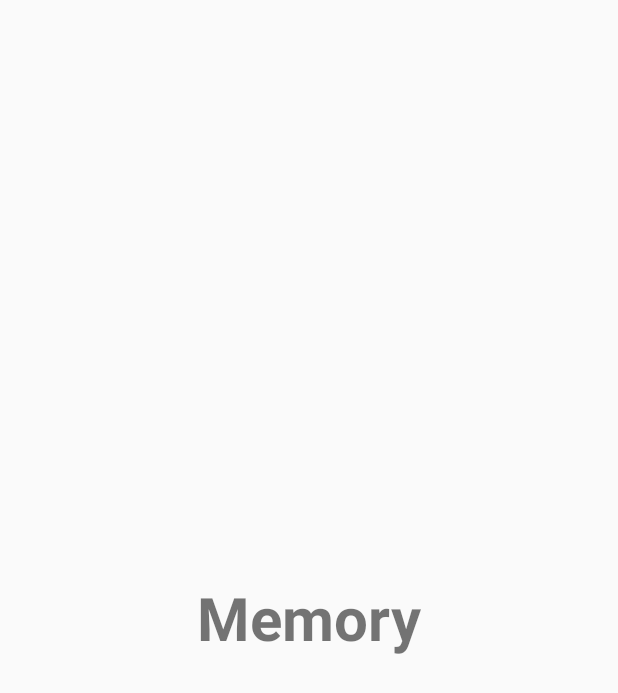
After one commit to nexusriot/PwnagotchiAndroid, an Android app: the layout fragment_memory.xml on its own in the app's theme, with its tools: preview values and no code run, on a phone screen of 412 x 824 dp. The commit adds this screen. Shown: the top 693 px of the screen. Run offline under Robolectric (Android 15) with nearby library versions, the phone set to English and light mode, and no system bars.

Commit message:
Added fragments

```diff
--- a/app/build.gradle
+++ b/app/build.gradle
@@ -27,6 +27,7 @@ dependencies {
     implementation 'androidx.appcompat:appcompat:1.1.0'
     implementation 'androidx.constraintlayout:constraintlayout:1.1.3'
     implementation group: 'com.jcraft', name: 'jsch', version: '0.1.55'
+    implementation 'com.google.android.material:material:1.0.0'
     testImplementation 'junit:junit:4.12'
     androidTestImplementation 'androidx.test.ext:junit:1.1.1'
     androidTestImplementation 'androidx.test.espresso:espresso-core:3.2.0'
--- a/app/src/main/AndroidManifest.xml
+++ b/app/src/main/AndroidManifest.xml
@@ -8,7 +8,7 @@
         android:label="@string/app_name"
         android:roundIcon="@mipmap/ic_launcher_round"
         android:supportsRtl="true"
-        android:theme="@style/AppTheme">
+        android:theme="@style/MyMaterialTheme">
         <activity android:name=".MainActivity">
             <intent-filter>
                 <action android:name="android.intent.action.MAIN" />
--- /dev/null
+++ b/app/src/main/java/dev/nexusriot/pwnagotchiandroid/MemoryData.java
@@ -0,0 +1,4 @@
+package dev.nexusriot.pwnagotchiandroid;
+
+public class MemoryData {
+}
--- /dev/null
+++ b/app/src/main/java/dev/nexusriot/pwnagotchiandroid/MeshData.java
@@ -0,0 +1,4 @@
+package dev.nexusriot.pwnagotchiandroid;
+
+public class MeshData {
+}
--- /dev/null
+++ b/app/src/main/res/layout/fragment_memory.xml
@@ -0,0 +1,15 @@
+<RelativeLayout xmlns:android="http://schemas.android.com/apk/res/android"
+    xmlns:tools="http://schemas.android.com/tools"
+    android:layout_width="match_parent"
+    android:layout_height="match_parent"
+    tools:context="dev.nexusriot.pwnagotchiandroid.fragments.MemoryFragment">
+
+    <TextView
+        android:layout_width="wrap_content"
+        android:layout_height="wrap_content"
+        android:text="@string/memory"
+        android:textSize="40sp"
+        android:textStyle="bold"
+        android:layout_centerInParent="true"/>
+
+</RelativeLayout>
--- a/app/src/main/res/values/strings.xml
+++ b/app/src/main/res/values/strings.xml
@@ -1,3 +1,7 @@
 <resources>
-    <string name="app_name">PwnagotchiAndroid</string>
+    <string name="app_name">Pwnagotchi</string>
+    <string name="hello_blank_fragment">Hello blank fragment</string>
+    <string name="map">Map</string>
+    <string name="memory">Memory</string>
+    <string name="pwnagotchi_image">pwnagotchi_image</string>
 </resources>
--- a/app/src/main/res/values/styles.xml
+++ b/app/src/main/res/values/styles.xml
@@ -1,7 +1,17 @@
 <resources>
     <!-- Base application theme. -->
-    <style name="AppTheme" parent="Theme.AppCompat.Light.DarkActionBar">
-        <!-- Customize your theme here. -->
+    <!--<style name="AppTheme" parent="Theme.AppCompat.Light.DarkActionBar">-->
+    <!--&lt;!&ndash; Customize your theme here. &ndash;&gt;-->
+    <!--<item name="colorPrimary">@color/colorPrimary</item>-->
+    <!--<item name="colorPrimaryDark">@color/colorPrimaryDark</item>-->
+    <!--<item name="colorAccent">@color/colorAccent</item>-->
+    <!--</style>-->
+    <style name="MyMaterialTheme" parent="MyMaterialTheme.Base">
+    </style>
+
+    <style name="MyMaterialTheme.Base" parent="Theme.AppCompat.Light.DarkActionBar">
+        <item name="windowNoTitle">true</item>
+        <item name="windowActionBar">false</item>
         <item name="colorPrimary">@color/colorPrimary</item>
         <item name="colorPrimaryDark">@color/colorPrimaryDark</item>
         <item name="colorAccent">@color/colorAccent</item>
```
Also changed, not shown: app/src/main/java/dev/nexusriot/pwnagotchiandroid/MainActivity.java (+66 -6 lines), app/src/main/java/dev/nexusriot/pwnagotchiandroid/SSHManager.java (+12 -0 lines), app/src/main/java/dev/nexusriot/pwnagotchiandroid/fragments/MemoryFragment.java (added, +30 -0 lines), app/src/main/java/dev/nexusriot/pwnagotchiandroid/fragments/SummaryFragment.java (added, +50 -0 lines), app/src/main/res/layout/activity_main.xml (+27 -13 lines), app/src/main/res/layout/fragment_summary.xml (added, +12 -0 lines).
